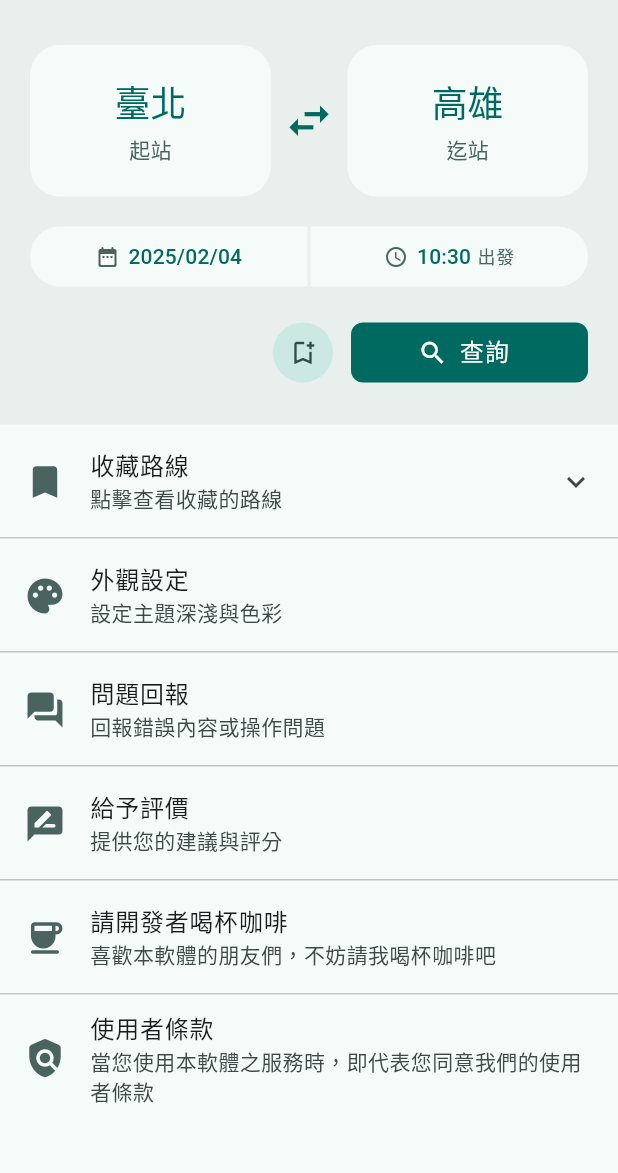
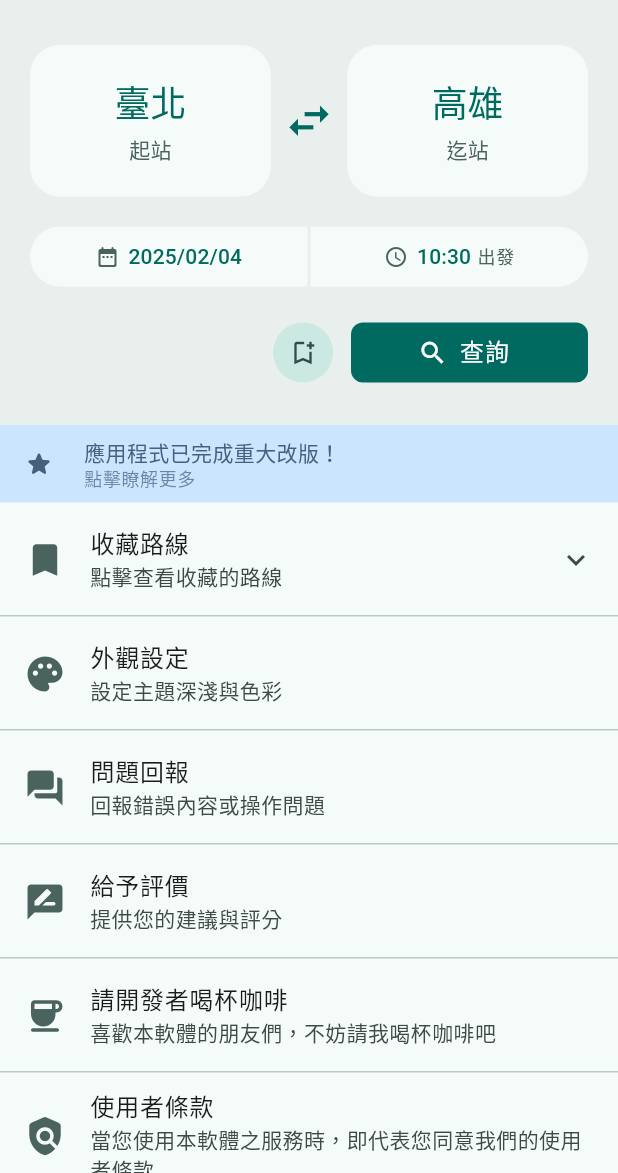
Before and after one commit to Frank0945/train_time, a Flutter app: the screen it shows after launch, on a phone screen of 412 x 824 dp, the part 63-1236 px from its top. Run offline on Flutter 3.47's test engine with Material 3 defaults, Android fonts, the light colour scheme and no system bars; drawn by our look-alikes of auto_size_text; our stand-ins replace dio, flutter_bloc, freezed_annotation, get_it, go_router, shared_preferences; missing offline and left inert: android_id.

Commit message:
feat: Add Major Update Info widget to notify users of significant changes

```diff
--- a/lib/features/train_search/presentation/pages/train_search_page.dart
+++ b/lib/features/train_search/presentation/pages/train_search_page.dart
@@ -4,6 +4,7 @@ import 'package:train_time/features/train_search/presentation/blocs/marker/marke
 import 'package:train_time/features/train_search/presentation/blocs/picker/picker_bloc.dart';
 import 'package:train_time/features/train_search/presentation/blocs/selected/selected_bloc.dart';
 import 'package:train_time/features/train_search/presentation/widgets/action_list/action_list.dart';
+import 'package:train_time/features/train_search/presentation/widgets/major_update_info.dart';
 import 'package:train_time/features/train_search/presentation/widgets/marked_list.dart';
 import 'package:train_time/features/train_search/presentation/widgets/search.dart';
 import 'package:train_time/features/train_search/presentation/widgets/date_time_picker.dart';
@@ -33,6 +34,7 @@ class TrainSearchPage extends StatelessWidget {
             Expanded(
               child: ListView(
                 children: [
+                  MajorUpdateInfo(prefs: sl()),
                   MarkedList(),
                   ActionList(),
                 ],
--- /dev/null
+++ b/lib/features/train_search/presentation/widgets/major_update_info.dart
@@ -0,0 +1,88 @@
+import 'package:flutter/material.dart';
+import 'package:train_time/core/storage/shared_preferences_service.dart';
+
+final _note = '''
+親愛的 台鐵一點通 使用者，您好：
+
+感謝您一直以來的支持！台鐵一點通致力於提供優質的使用體驗，並且不置入任何廣告。多年來，我持續進行維護與更新，以確保軟體的穩定運作。
+
+在此次重大改版中，我對底層架構進行了全面重新設計，雖然這些改動在畫面中不易察覺，但它們對軟體的可持續性至關重要，確保了未來的穩定運行。希望這次的改版能帶給您更好的使用體驗，並期待您繼續支持台鐵一點通。
+
+不幸的是，由於技術上的困難，舊版本中的收藏路線無法遷移至新版本。如果您有收藏路線，請您重新設定。非常抱歉給您帶來的不便。
+
+若您有任何問題或建議，歡迎透過問題回報功能與我聯繫。
+
+再次感謝您的支持與愛護！
+by 獨立開發者：Trien
+
+＊此公告僅會保留三天，之後將不再顯示
+''';
+
+final _version = "v4.0.0";
+
+class MajorUpdateInfo extends StatelessWidget {
+  final SharedPreferencesService prefs;
+  const MajorUpdateInfo({super.key, required this.prefs});
+
+  @override
+  Widget build(BuildContext context) {
+    final firstUseDate = prefs.getString(_version);
+    final now = DateTime.now();
+
+    if (firstUseDate == null) {
+      prefs.setString(_version, now.toString());
+    } else {
+      final firstUse = DateTime.parse(firstUseDate);
+      final difference = now.difference(firstUse).inHours;
+      if (difference >= 24 * 3) {
+        return SizedBox();
+      }
+    }
+
+    return ListTile(
+      tileColor: Theme.of(context).colorScheme.tertiaryContainer,
+      minTileHeight: 0,
+      leading: Icon(
+        Icons.star_rounded,
+        color: Theme.of(context).colorScheme.tertiary,
+        size: 20,
+      ),
+      onTap: () {
+        showDialog(
+          context: context,
+          builder: (context) => AlertDialog(
+            icon: Icon(
+              Icons.star_rounded,
+              color: Theme.of(context).colorScheme.tertiary,
+            ),
+            title: Text("重大改版公告"),
+            content: SingleChildScrollView(
+              child: Text(_note),
+            ),
+            actions: [
+              TextButton(
+                onPressed: () => Navigator.of(context).pop(),
+                child: Text("確定"),
+              ),
+            ],
+          ),
+        );
+      },
+      title: Text(
+        "應用程式已完成重大改版！",
+        style: Theme.of(context).textTheme.bodyMedium?.copyWith(
+              color: Theme.of(context).colorScheme.tertiary,
+            ),
+      ),
+      subtitle: Text(
+        "點擊瞭解更多",
+        style: Theme.of(context).textTheme.bodySmall?.copyWith(
+              color: Theme.of(context)
+                  .colorScheme
+                  .onTertiaryContainer
+                  .withAlpha(155),
+            ),
+      ),
+    );
+  }
+}
```
